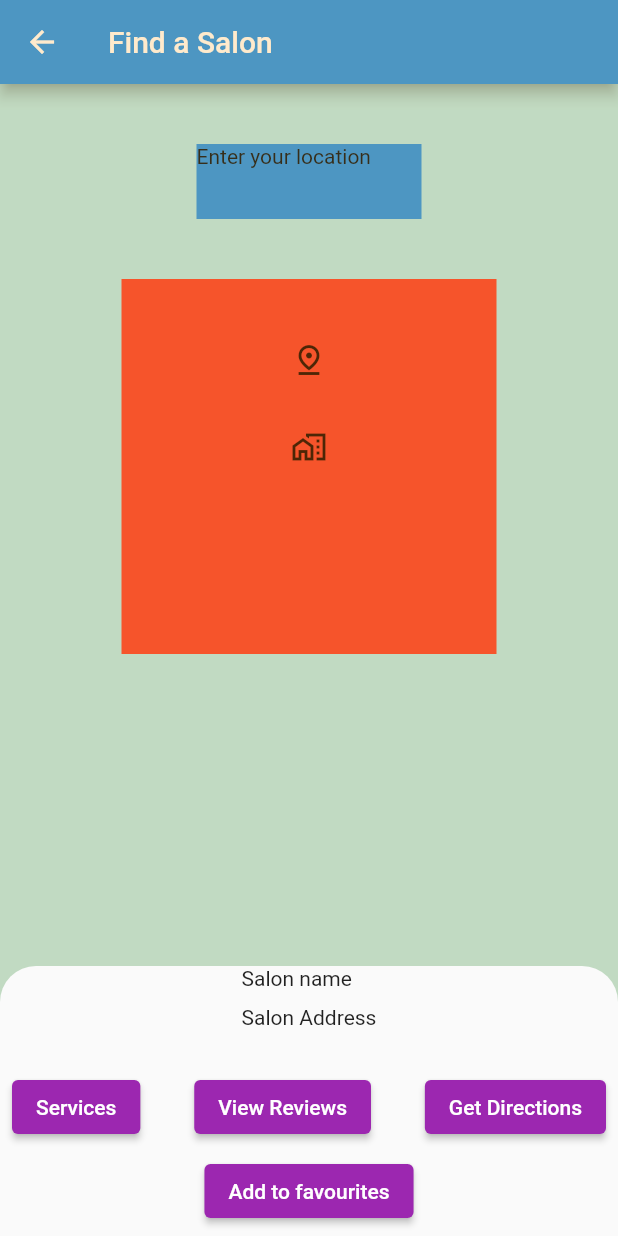
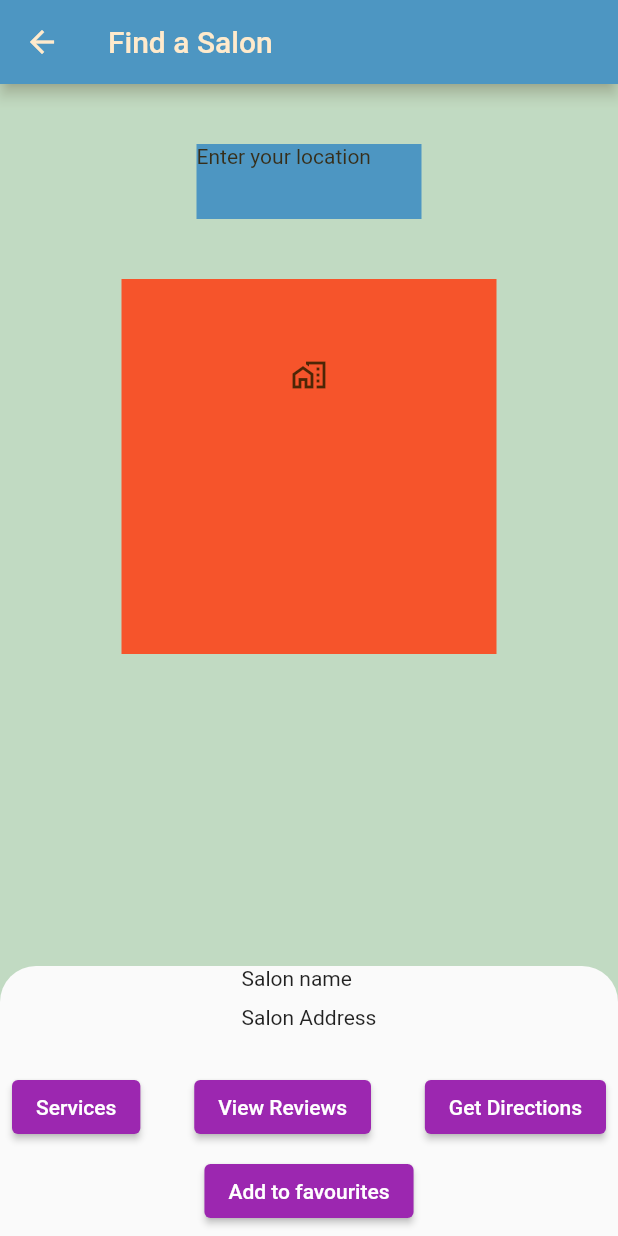
Before and after one commit to Group-G-WIL/Group-G-WIL, a Flutter app: the SelectSalon screen opened by its route, after a tap on the "home work" icon, on a phone screen of 412 x 824 dp. Run offline on Flutter 3.47's test engine with Material 2 defaults, Android fonts, the phone set to English and light mode, and no system bars; our stand-ins replace flutter_spinkit, google_fonts, tuple; missing offline and left inert: backendless_sdk.

Commit message:
Added comments

```diff
--- a/Phase 3/royal_salon/lib/pages/client/FindSalon/findsalon.dart
+++ b/Phase 3/royal_salon/lib/pages/client/FindSalon/findsalon.dart
@@ -65,15 +65,15 @@ class _SelectSalonState extends State<SelectSalon> {
                     const SizedBox(
                       height: 30,
                     ),
-                    IconButton(
-                      icon: const Icon(Icons.pin_drop_outlined),
-                      onPressed: () => Navigator.push(
-                        context,
-                        MaterialPageRoute(
-                          builder: (context) => const Locationmap(),
-                        ),
-                      ),
-                    ),
+                    // IconButton(
+                    //   icon: const Icon(Icons.pin_drop_outlined),
+                    //   onPressed: () => Navigator.push(
+                    //     context,
+                    //     MaterialPageRoute(
+                    //       builder: (context) => const Locationmap(),
+                    //     ),
+                    //   ),
+                    // ),
                     const SizedBox(
                       height: 10,
                     ),
--- a/Phase 3/royal_salon/lib/services/user_services.dart
+++ b/Phase 3/royal_salon/lib/services/user_services.dart
@@ -106,7 +106,6 @@ class UserService with ChangeNotifier {
     } else {
       result = 'NOT OK 3';
     }
-
     return result;
   }
 
```
Also changed, not shown: Phase 3/royal_salon/lib/directions/directions_model.dart (added, +52 -0 lines), Phase 3/royal_salon/lib/directions/directions_repo.dart (added, +33 -0 lines), Phase 3/royal_salon/lib/pages/client/FindSalon/map.dart (+32 -32 lines), Phase 3/royal_salon/lib/pages/client/find_salon/get_directions.dart (added, +192 -0 lines).
